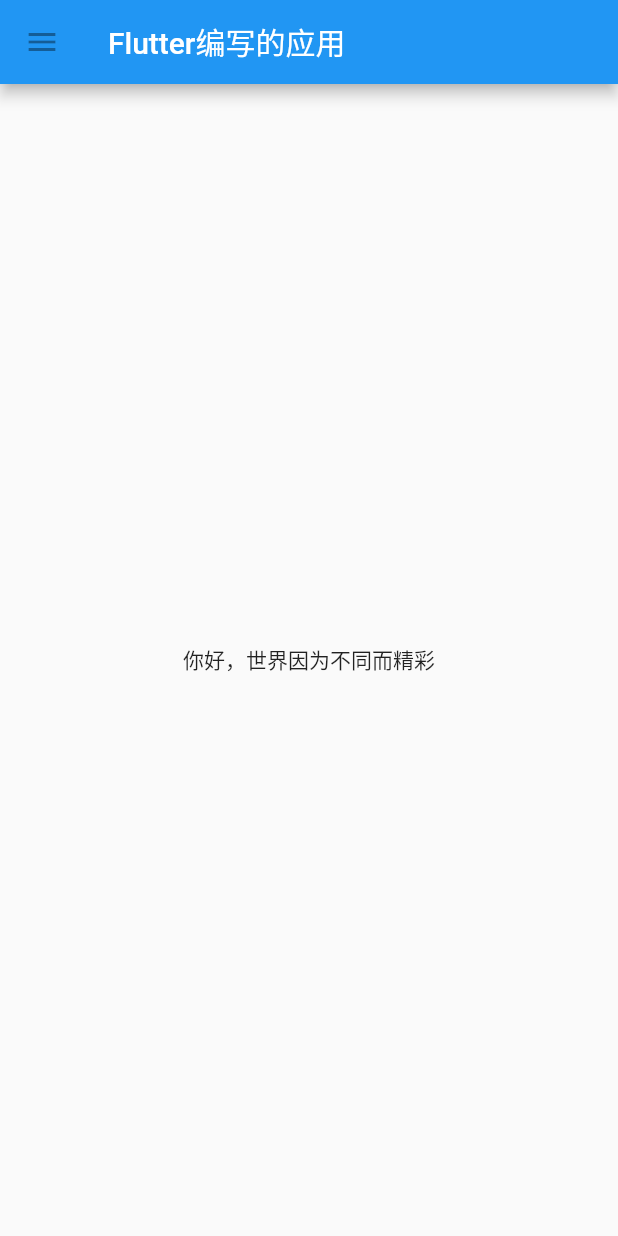
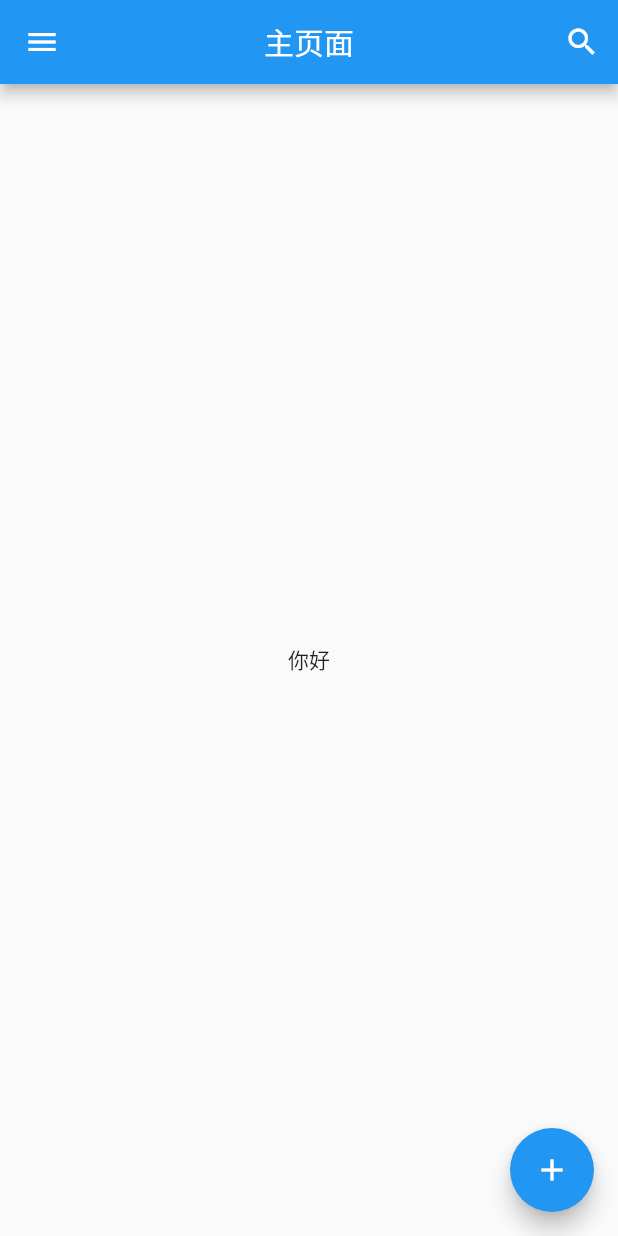
Before and after one commit to galagaygay/flutter_demo, a Flutter app: the screen it shows after launch, on a phone screen of 412 x 824 dp. Run offline on Flutter 3.47's test engine with Material 2 defaults, Android fonts, the phone set to English and light mode, and no system bars.

Commit message:
重新设计了项目中的层级划分方式。

```diff
--- /dev/null
+++ b/lib/gallery/app.dart
@@ -0,0 +1,62 @@
+import 'package:flutter/material.dart';
+
+//定义主的脚手架页面
+class GalleryApp extends StatefulWidget {
+  GalleryAppState createState() => new GalleryAppState();
+}
+
+//StatefulWidget[有状态控件]的逻辑和内部状态
+class GalleryAppState extends State<GalleryApp> {
+  @override
+  Widget build(BuildContext context) {
+    return new Scaffold(
+      //第一个位置放置了自定义的AppBar
+      appBar: new AppBar(
+        leading: new IconButton(
+          icon: new Icon(
+            Icons.menu,
+            color: Colors.white,
+          ),
+          tooltip: "导航菜单",
+          onPressed: null,
+        ),
+        title: new Text("主页面"),
+        centerTitle: true,
+        actions: <Widget>[
+          new IconButton(
+              icon: new Icon(
+                Icons.search,
+                color: Colors.white,
+              ),
+              tooltip: "搜索",
+              onPressed: null
+          )
+        ],
+      ),
+      //Column垂直布局
+      body: new Column(
+        children: <Widget>[
+          //定义内容展示区域
+          //Expanded占满剩余空间的内容区域
+          new Expanded(
+            //创建了中心填充文本控件
+              child: new Center(
+                child: new Text("你好"),
+              )
+          ),
+        ],
+      ),
+      floatingActionButton: new FloatingActionButton(
+          tooltip: "悬浮按钮",
+          child: new IconButton(
+              icon: new Icon(
+                Icons.add,
+                color: Colors.white,
+              ),
+              onPressed: null
+          ),
+          onPressed: null
+      ),
+    );
+  }
+}
--- /dev/null
+++ b/lib/gallery/home.dart
@@ -0,0 +1 @@
+import 'package:flutter/material.dart';
--- a/lib/main.dart
+++ b/lib/main.dart
@@ -1,4 +1,5 @@
 import 'package:flutter/material.dart';
+import 'package:flutter_demo/gallery/app.dart';
 
 //Dart程序执行的主入口，就像java中的main函数一样
 void main() {
@@ -7,49 +8,7 @@ void main() {
       new MaterialApp(
         title: "Demo",
         //指定app启动进入的根节点视图
-        home: new MainScaffold(),
+        home: new GalleryApp(),
       )
   );
 }
-
-//定义全局的文本控件
-var mTextView = new Text("你好，世界因为不同而精彩");
-
-//定义行视图中的子元素
-//var mColumnChildren=new List<Widget>{mTextView};
-
-//定义内容展示区域
-//Expanded占满剩余空间的内容区域
-var mContentView = new Expanded(
-  //创建了中心填充文本控件
-    child: new Center(
-      child: mTextView,
-    )
-);
-
-//Column垂直布局
-var mColumn = new Column(
-  children: <Widget>[
-    //第一个位置放置了自定义的AppBar
-    new AppBar(
-      leading: new IconButton(
-          icon: new Icon(Icons.menu),
-          tooltip: "导航栏",
-          onPressed: null
-      ),
-      title: new Text("Flutter编写的应用"),
-    ),
-    mContentView
-  ],
-);
-
-
-//定义主的脚手架页面
-class MainScaffold extends StatelessWidget {
-  @override
-  Widget build(BuildContext context) {
-    return new Material(
-      child: mColumn,
-    );
-  }
-}
```
